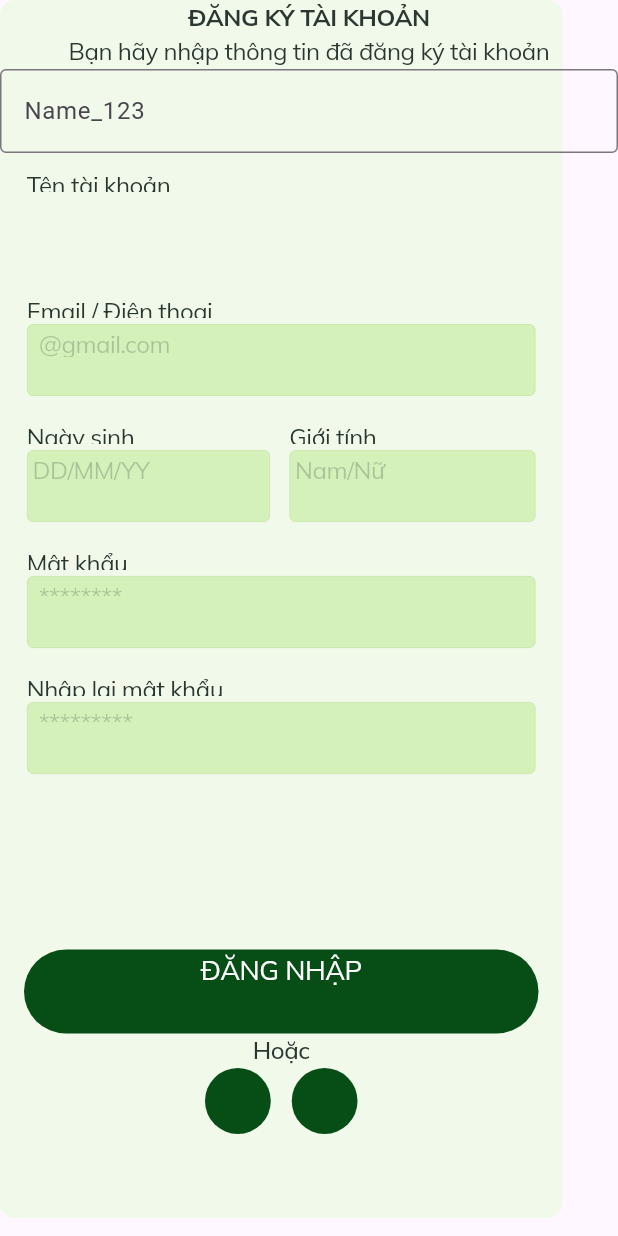
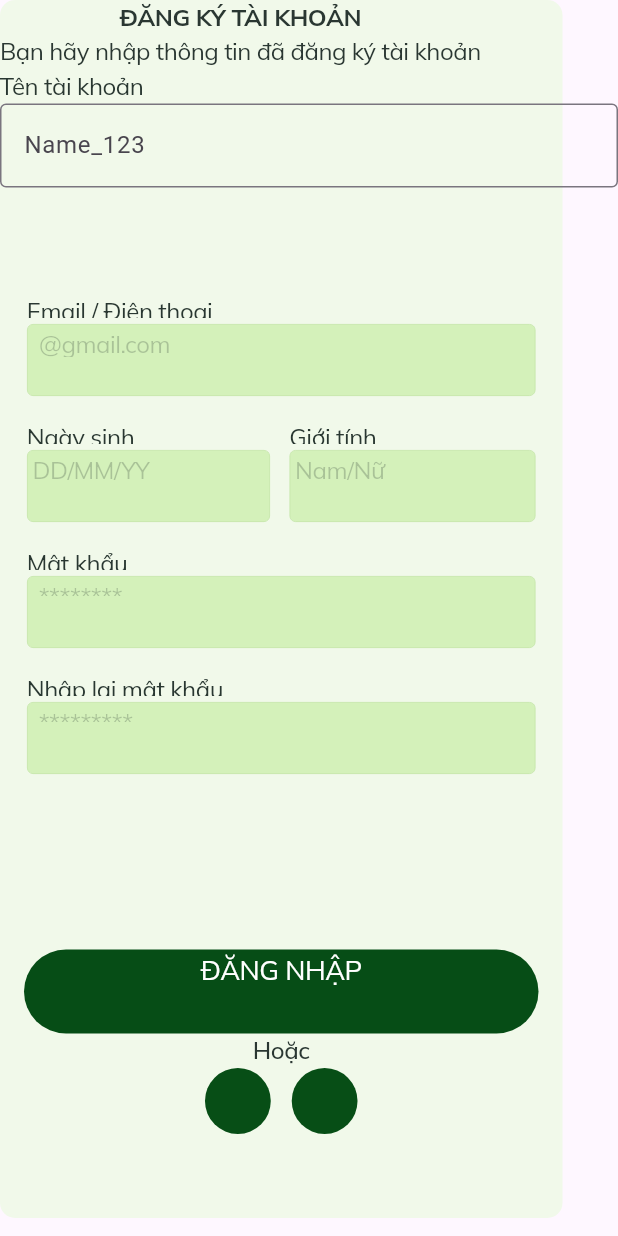
Before and after one commit to TaQuangKhoi/ex_book, a Flutter app: the screen it shows after launch, on a phone screen of 412 x 824 dp. Run offline on Flutter 3.47's test engine with Material 2 defaults, Android fonts, the phone set to English and light mode, and no system bars; our stand-ins replace flutter_svg, google_fonts.

Commit message:
Xóa phần code ko cần thiết

```diff
--- a/lib/pages/sign_up_page.dart
+++ b/lib/pages/sign_up_page.dart
@@ -25,72 +25,6 @@ class _SignUpPageState extends State<SignUpPage> {
             ),
             child: Stack(
               children: [
-                Positioned(
-                  left: 18,
-                  top: 112,
-                  child: Container(
-                    width: 339,
-                    height: 68,
-                    child: Stack(
-                      children: [
-                        // Positioned(
-                        //   left: 0,
-                        //   top: 20,
-                        //   child: Container(
-                        //     width: 339,
-                        //     height: 48,
-                        //     decoration: ShapeDecoration(
-                        //       color: Color(0xFFD4F1BA),
-                        //       shape: RoundedRectangleBorder(
-                        //         side: BorderSide(width: 0.50, color: Color(0xFFC2E4A5)),
-                        //         borderRadius: BorderRadius.circular(4),
-                        //       ),
-                        //     ),
-                        //   ),
-                        // ),
-                        // Positioned(
-                        //   left: 7.91,
-                        //   top: 22,
-                        //   child: SizedBox(
-                        //     width: 323.19,
-                        //     height: 46,
-                        //     child: Opacity(
-                        //       opacity: 0.50,
-                        //       child: Text(
-                        //         'Name_123',
-                        //         style: TextStyle(
-                        //           color: Color(0x7F293731),
-                        //           fontSize: 16,
-                        //           fontFamily: 'Mulish',
-                        //           fontWeight: FontWeight.w400,
-                        //           letterSpacing: -0.30,
-                        //         ),
-                        //       ),
-                        //     ),
-                        //   ),
-                        // ),
-                        Positioned(
-                          left: 0,
-                          top: 0,
-                          child: SizedBox(
-                            width: 323.19,
-                            height: 16,
-                            child: Text(
-                              'Tên tài khoản',
-                              style: TextStyle(
-                                color: Color(0xFF293731),
-                                fontSize: 16,
-                                fontFamily: 'Mulish',
-                                fontWeight: FontWeight.w400,
-                                letterSpacing: -0.30,
-                              ),
-                            ),
-                          ),
-                        ),
-                      ],
-                    ),
-                  ),
-                ),
                 Positioned(
                   left: 18,
                   top: 280,
@@ -553,8 +487,9 @@ class _SignUpPageState extends State<SignUpPage> {
               ],
             ),
           ),
-          Column(
+          const Column(
             mainAxisAlignment: MainAxisAlignment.start,
+            crossAxisAlignment: CrossAxisAlignment.start,
             children: [
               Text.rich(
                 TextSpan(
@@ -583,8 +518,19 @@ class _SignUpPageState extends State<SignUpPage> {
                 ),
                 textAlign: TextAlign.center,
               ),
+              Text(
+                'Tên tài khoản',
+                style: TextStyle(
+                  color: Color(0xFF293731),
+                  fontSize: 16,
+                  fontFamily: 'Mulish',
+                  fontWeight: FontWeight.w400,
+                  letterSpacing: -0.30,
+                ),
+              ),
               TextField(
                 decoration: InputDecoration(
+
                   border: OutlineInputBorder(),
                   hintText: 'Name_123',
                 ),
```
